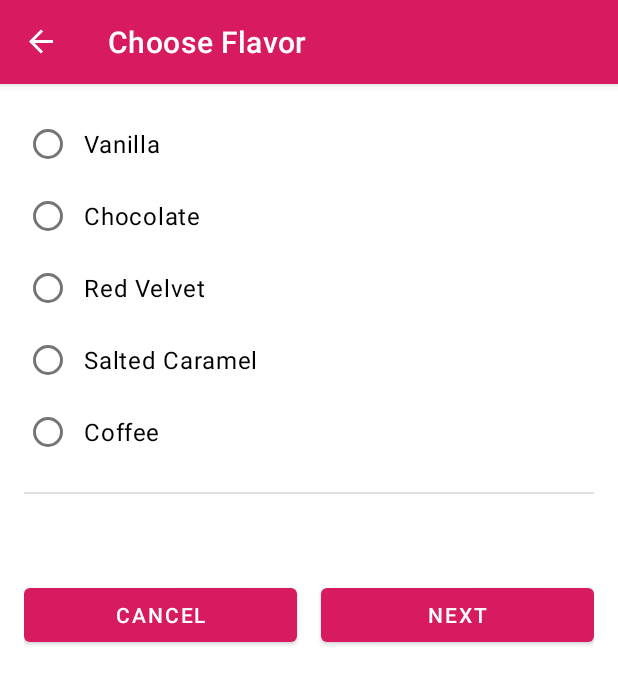
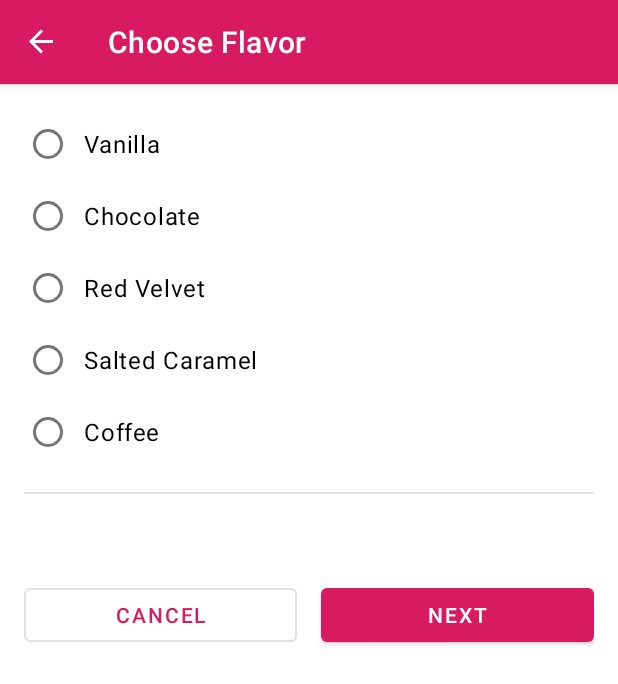
Before and after one commit to Freya0119/Cup_Cake, an Android app: the FlavorFragment screen opened through its navigation route, on a phone screen of 412 x 824 dp. Shown: the top 684 px of the screen. Run offline under Robolectric (Android 15) with nearby library versions, the phone set to English and light mode, and no system bars; our stand-ins replace data binding, navigation-ui; 2 statements that could not run were skipped.

Commit message:
Update fragment_flavor.xml

```diff
--- a/android-basics-kotlin-cupcake-app-starter/app/src/main/res/layout/fragment_flavor.xml
+++ b/android-basics-kotlin-cupcake-app-starter/app/src/main/res/layout/fragment_flavor.xml
@@ -110,6 +110,7 @@
 
             <Button
                 android:id="@+id/cancel_button"
+                style="?attr/materialButtonOutlinedStyle"
                 android:layout_width="0dp"
                 android:layout_height="wrap_content"
                 android:layout_marginEnd="@dimen/side_margin"
```
